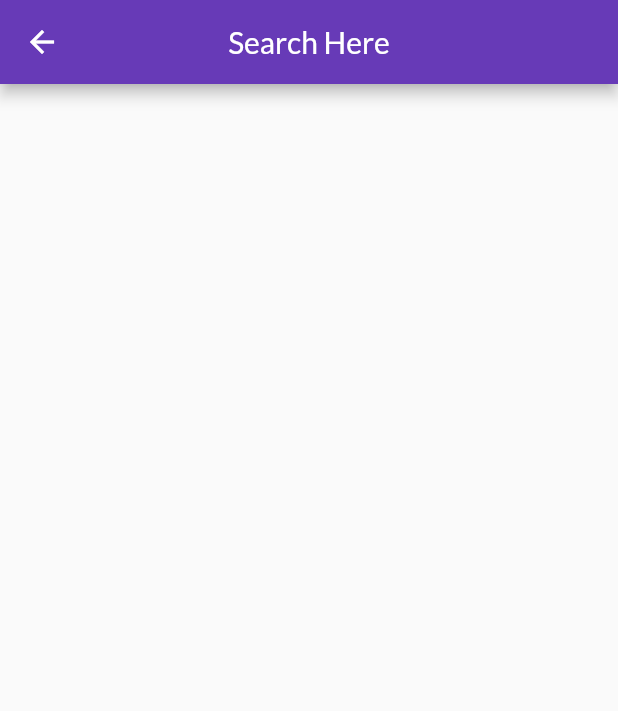
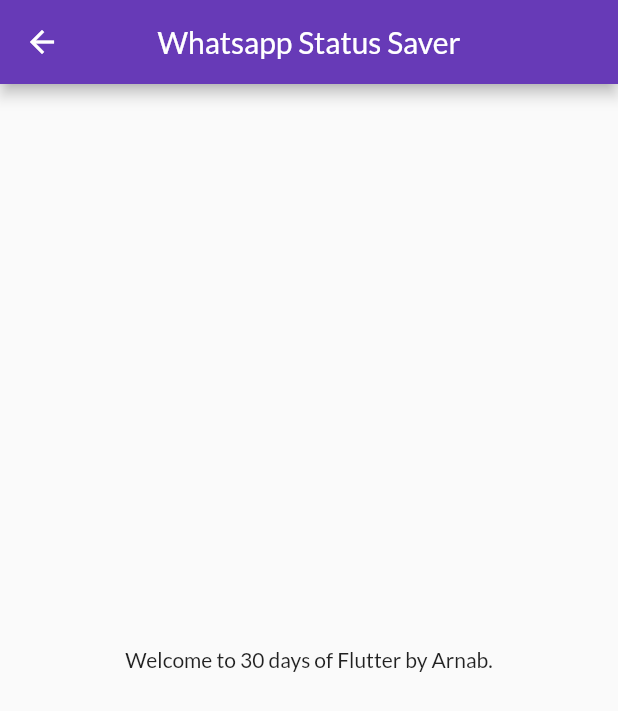
Before and after one commit to ArnabReigns/flutter-basics, a Flutter app: the Homepage screen opened by its route, on a phone screen of 412 x 824 dp. Shown: the top 711 px of the screen. Run offline on Flutter 3.47's test engine with Material 2 defaults, Android fonts, the phone set to English and light mode, and no system bars; our stand-ins replace google_fonts.

```diff
--- a/lib/pages/homepage.dart
+++ b/lib/pages/homepage.dart
@@ -12,17 +12,15 @@ class Homepage extends StatelessWidget {
     int days = 30;
     String name = "Arnab";
 
-    return SafeArea(
-      child: Scaffold(
-        appBar: AppBar(
-          centerTitle: true,
-          title: Text(
-            'Search Here',
-          ),
-            ),
-        body: SingleChildScrollView(),
+    return Scaffold(
+
+      appBar: AppBar(
+        centerTitle: true,
+        title: Text("Whatsapp Status Saver"),
+      ),
+      body: Center(
+        child: Text("Welcome to $days days of Flutter by $name."),
       ),
     );
+  }
 }
-
-}
```
Also changed, not shown: lib/pages/loginpage.dart (+54 -11 lines).
